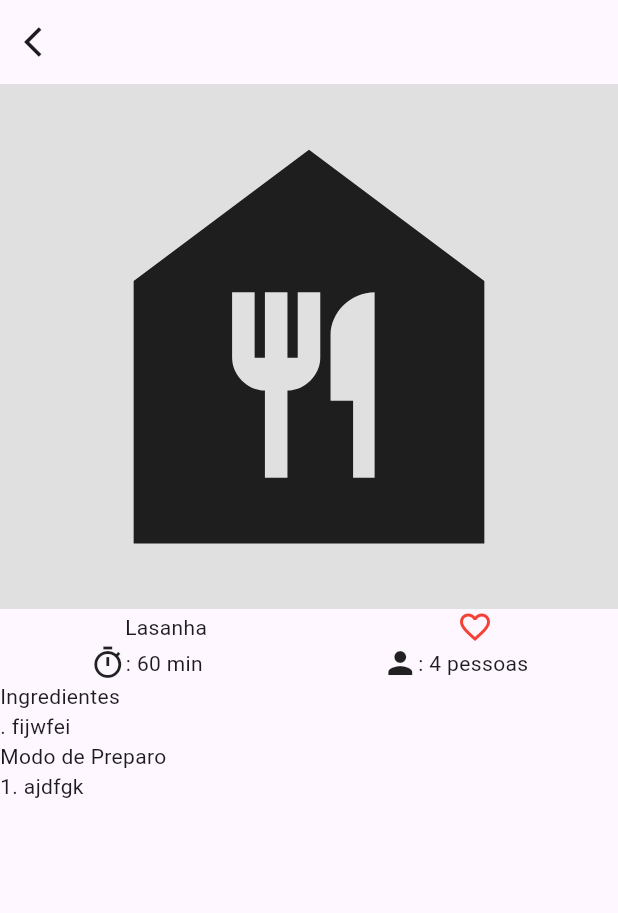
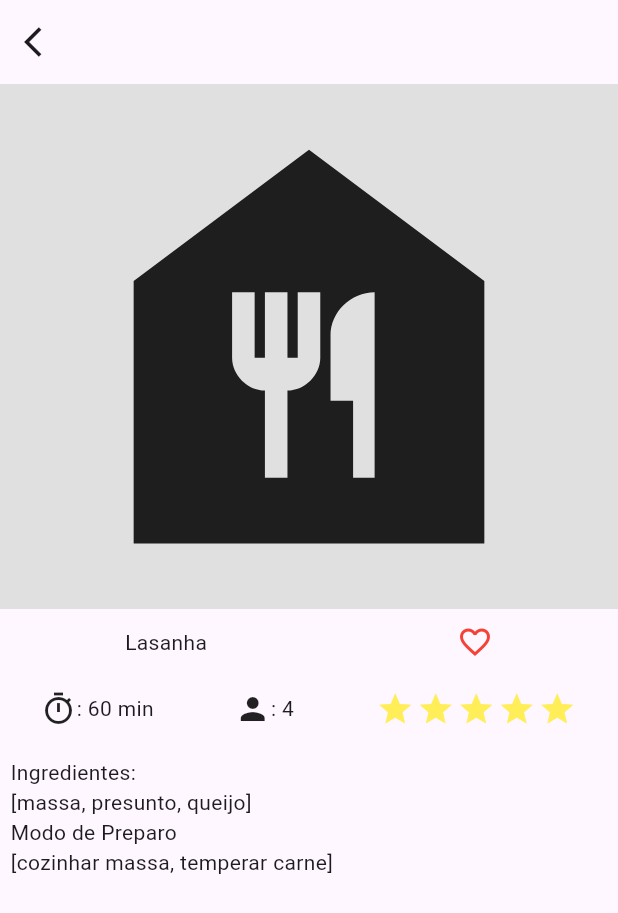
Before and after one commit to robkenha3/Recipe_app, a Flutter app: the screen it shows after launch, after a tap on "Lasanha", on a phone screen of 412 x 824 dp. Shown: the top 913 px of the screen. Run offline on Flutter 3.47's test engine with Material 3 defaults, Android fonts, the phone set to English and light mode, and no system bars.

Commit message:
Atualizado callback para rate

```diff
--- /dev/null
+++ b/lib/model/ingredient.dart
@@ -0,0 +1 @@
+class Ingredient {}
--- a/lib/view/recipe_card.dart
+++ b/lib/view/recipe_card.dart
@@ -1,5 +1,4 @@
 import 'package:flutter/material.dart';
-import 'package:projeto_receitas/service/recipes_service.dart';
 import 'package:projeto_receitas/view/recipe_screen.dart';
 
 import '../model/recipe.dart';
@@ -12,14 +11,12 @@ class RecipeCard extends StatefulWidget {
 }
 
 class _RecipeCardState extends State<RecipeCard> {
-  RecipesService recipesService = RecipesService();
-
   List<Recipe> recipes = [
     Recipe(
       name: 'Lasanha',
       img: Icons.food_bank,
       preparationTime: 60,
-      avaliation: 5,
+      rate: 5,
       quantity: 4,
       favorite: true,
       ingredients: ["massa", "presunto", "queijo"],
@@ -29,7 +26,7 @@ class _RecipeCardState extends State<RecipeCard> {
       name: 'Strogonoff',
       img: Icons.food_bank,
       preparationTime: 40,
-      avaliation: 5,
+      rate: 5,
       quantity: 2,
       favorite: true,
       ingredients: ["massa", "presunto", "queijo"],
@@ -39,7 +36,7 @@ class _RecipeCardState extends State<RecipeCard> {
       name: 'Feijoada',
       img: Icons.food_bank,
       preparationTime: 120,
-      avaliation: 4,
+      rate: 4,
       quantity: 5,
       favorite: true,
       ingredients: ["massa", "presunto", "queijo"],
@@ -49,7 +46,7 @@ class _RecipeCardState extends State<RecipeCard> {
       name: 'Frango Frito',
       img: Icons.food_bank,
       preparationTime: 45,
-      avaliation: 5,
+      rate: 5,
       quantity: 1,
       favorite: true,
       ingredients: ["massa", "presunto", "queijo"],
@@ -59,7 +56,7 @@ class _RecipeCardState extends State<RecipeCard> {
       name: 'Macarrão a bolonhesa',
       img: Icons.food_bank,
       preparationTime: 30,
-      avaliation: 5,
+      rate: 5,
       quantity: 3,
       favorite: true,
       ingredients: ["massa", "presunto", "queijo"],
@@ -69,7 +66,7 @@ class _RecipeCardState extends State<RecipeCard> {
       name: 'Galinhada',
       img: Icons.food_bank,
       preparationTime: 80,
-      avaliation: 5,
+      rate: 5,
       quantity: 4,
       favorite: true,
       ingredients: ["massa", "presunto", "queijo"],
@@ -79,7 +76,7 @@ class _RecipeCardState extends State<RecipeCard> {
       name: 'Bife Acebolado',
       img: Icons.food_bank,
       preparationTime: 40,
-      avaliation: 4,
+      rate: 4,
       quantity: 2,
       favorite: true,
       ingredients: ["massa", "presunto", "queijo"],
@@ -87,9 +84,22 @@ class _RecipeCardState extends State<RecipeCard> {
     ),
   ];
 
+  updateRating(int index, int updatedRate) {
+    Recipe recipe = recipes[index];
+    recipes[index] = recipe.copyRecipe(updatedRate);
+    setState(() {});
+  }
+
   List<RecipeInfo> conversorRecipesToRecipeCard() {
-    List<RecipeInfo> newRecipes = recipes.map((el) {
-      return RecipeInfo(recipe: el);
+    List<RecipeInfo> newRecipes = recipes.asMap().entries.map((entry) {
+      int index = entry.key;
+      Recipe recipe = entry.value;
+      return RecipeInfo(
+        recipe: recipe,
+        onRatingChange: (value) {
+          updateRating(index, value);
+        },
+      );
     }).toList();
     return newRecipes;
   }
@@ -101,25 +111,32 @@ class _RecipeCardState extends State<RecipeCard> {
         // context faz busca na widget tree
         // constraints tem o tamanho da tela (maxWidth, maxHeight, minWidth, minHeight)
 
-        // tablet
+        // pc
         if (constraints.maxWidth >= 900) {
           return GridView.count(
             crossAxisCount: 3,
             childAspectRatio: 0.8,
             children: conversorRecipesToRecipeCard(),
           );
+          // tablet
         } else if (constraints.maxWidth >= 600) {
           return GridView.count(
             crossAxisCount: 2,
             childAspectRatio: 0.8,
             children: conversorRecipesToRecipeCard(),
           );
+          // Celular
         } else {
           return ListView.builder(
             itemCount: recipes.length,
             itemBuilder: (context, int position) {
               int newPosition = position % recipes.length;
-              return RecipeInfo(recipe: recipes[newPosition]);
+              return RecipeInfo(
+                recipe: recipes[newPosition],
+                onRatingChange: (value) {
+                  updateRating(newPosition, value);
+                },
+              );
             },
           );
         }
@@ -130,8 +147,13 @@ class _RecipeCardState extends State<RecipeCard> {
 
 class RecipeInfo extends StatelessWidget {
   final Recipe recipe;
+  final Function onRatingChange;
 
-  const RecipeInfo({super.key, required this.recipe});
+  const RecipeInfo({
+    super.key,
+    required this.recipe,
+    required this.onRatingChange,
+  });
 
   @override
   Widget build(BuildContext context) {
@@ -142,7 +164,12 @@ class RecipeInfo extends StatelessWidget {
           Navigator.of(context).push(
             MaterialPageRoute<bool>(
               builder: (BuildContext context) {
-                return RecipeScreen(recipe: recipe);
+                return RecipeScreen(
+                  recipe: recipe,
+                  onRatingChange: (value) {
+                    onRatingChange(value);
+                  },
+                );
               },
             ),
           ),
@@ -189,9 +216,26 @@ class RecipeInfo extends StatelessWidget {
               Row(
                 mainAxisAlignment: MainAxisAlignment.spaceAround,
                 children: [
-                  Text(
-                    "Avaliação: ${recipe.avaliation}",
-                    style: TextStyle(fontSize: 18),
+                  Column(
+                    children: [
+                      Row(
+                        mainAxisAlignment: MainAxisAlignment.center,
+                        children: List.generate(5, (index) {
+                          return Padding(
+                            padding: const EdgeInsets.symmetric(
+                              horizontal: 1.0,
+                            ),
+                            child: Icon(
+                              Icons.star,
+                              size: 25,
+                              color: recipe.rate < index + 1
+                                  ? Colors.black
+                                  : Colors.yellow[400],
+                            ),
+                          );
+                        }),
+                      ),
+                    ],
                   ),
                   Text(
                     "${recipe.preparationTime} min",
--- a/lib/view/recipe_screen.dart
+++ b/lib/view/recipe_screen.dart
@@ -4,8 +4,13 @@ import '../model/recipe.dart';
 
 class RecipeScreen extends StatefulWidget {
   final Recipe recipe;
+  final Function onRatingChange;
 
-  const RecipeScreen({super.key, required this.recipe});
+  const RecipeScreen({
+    super.key,
+    required this.recipe,
+    required this.onRatingChange,
+  });
 
   @override
   State<RecipeScreen> createState() => _RecipeScreenState();
@@ -15,8 +20,16 @@ class _RecipeScreenState extends State<RecipeScreen> {
   @override
   Widget build(BuildContext context) {
     return Scaffold(
-      appBar: AppBar(leading: Icon(Icons.arrow_back_ios)),
-      body: Column(
+      appBar: AppBar(
+        leading: IconButton(
+          icon: Icon(Icons.arrow_back_ios),
+          onPressed: () {
+            Navigator.pop(context);
+          },
+        ),
+      ),
+      body: SingleChildScrollView(
+        child: Column(
           children: [
             Row(
               mainAxisAlignment: MainAxisAlignment.center,
@@ -29,6 +42,7 @@ class _RecipeScreenState extends State<RecipeScreen> {
                 ),
               ],
             ),
+            SizedBox(height: 10),
             Row(
               mainAxisAlignment: MainAxisAlignment.spaceAround,
               children: [
@@ -36,6 +50,7 @@ class _RecipeScreenState extends State<RecipeScreen> {
                 Icon(Icons.favorite_border, color: Colors.red),
               ],
             ),
+            SizedBox(height: 20),
             Row(
               mainAxisAlignment: MainAxisAlignment.spaceAround,
               children: [
@@ -54,29 +69,61 @@ class _RecipeScreenState extends State<RecipeScreen> {
                     Row(
                       children: [
                         Icon(Icons.person),
-                      Text(": ${widget.recipe.quantity} pessoas"),
+                        Text(": ${widget.recipe.quantity}"),
                       ],
+                    ),
+                  ],
+                ),
+                Column(
+                  children: [
+                    Row(
+                      mainAxisAlignment: MainAxisAlignment.center,
+                      children: List.generate(5, (index) {
+                        return Padding(
+                          padding: const EdgeInsets.symmetric(horizontal: 1.0),
+                          child: InkWell(
+                            customBorder: const CircleBorder(),
+                            onTap: () {
+                              widget.onRatingChange(index + 1);
+                              widget.recipe.rate = index + 1;
+                              setState(() {});
+                            },
+                            child: Icon(
+                              Icons.star,
+                              size: 25,
+                              color: widget.recipe.rate < index + 1
+                                  ? Colors.black
+                                  : Colors.yellow[400],
+                            ),
+                          ),
+                        );
+                      }),
                     ),
                   ],
                 ),
               ],
             ),
-          Row(children: [Text("Ingredientes")]),
-          // Lógica da listagem do ingredientes
-          Column(
+            SizedBox(height: 20),
+            Row(
               children: [
-              Row(children: [Text(". fijwfei")]),
+                Padding(
+                  padding: EdgeInsets.only(left: 7.0),
+                  child: Column(
+                    mainAxisAlignment: MainAxisAlignment.start,
+                    crossAxisAlignment: CrossAxisAlignment.start,
+                    children: [
+                      Text("Ingredientes:"),
+                      Text("${widget.recipe.ingredients}"),
+                      Text("Modo de Preparo"),
+                      Text("${widget.recipe.instruction}"),
                     ],
                   ),
-          Row(children: [Text("Modo de Preparo")]),
-          // Lógica da listagem do modo de preparo
-          Column(
-            children: [
-              Row(children: [Text("1. ajdfgk")]),
+                ),
               ],
             ),
           ],
         ),
+      ),
     );
   }
 }
```
Also changed, not shown: assets/data/recipes.json (+7 -7 lines), lib/model/instruction.dart (added, +7 -0 lines), lib/model/recipe.dart (+16 -4 lines). Lines whose indentation alone changed are shown as unchanged.
